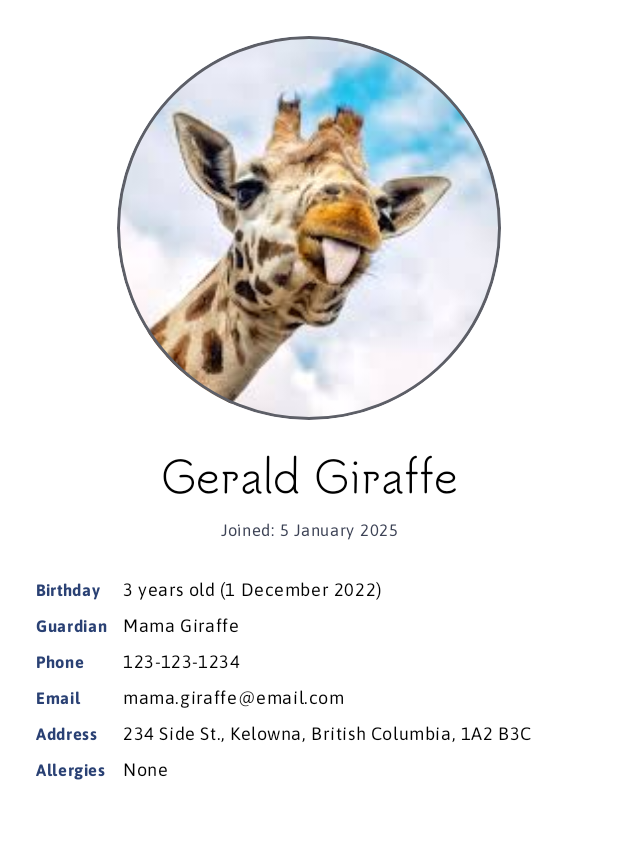
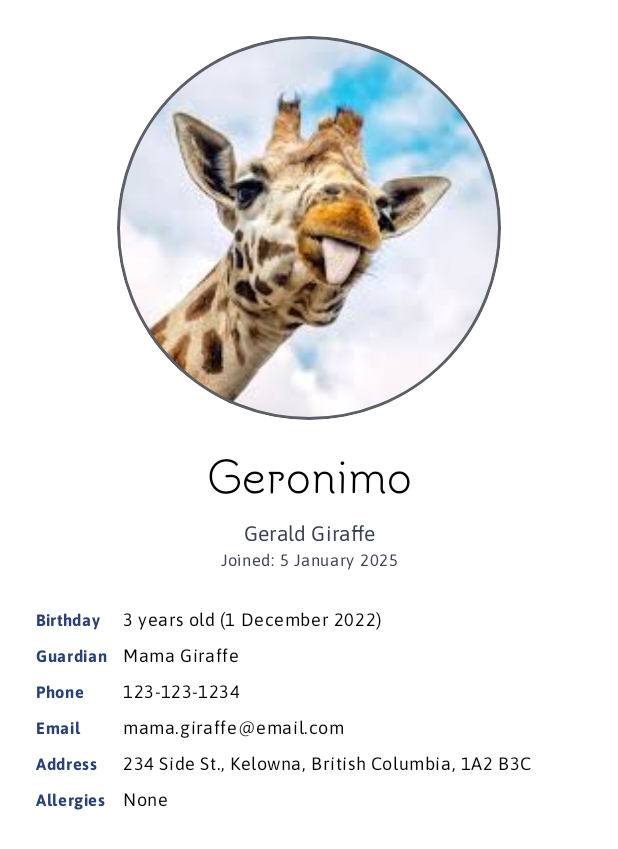
Before and after one commit to caleighm/polkadot, an Android app built with Jetpack Compose: the @Preview function DefaultPreview, on a phone screen of 412 x 824 dp. Shown: the top 849 px of the screen. Run offline under Robolectric (Android 15) with nearby library versions, the phone set to English and light mode, and no system bars; our stand-ins replace Room's generated code.

Commit message:
Fix empty nickname, theme tweaks

```diff
--- a/app/src/main/java/com/polkadot/daycare/helper/data/models/FakeStudents.kt
+++ b/app/src/main/java/com/polkadot/daycare/helper/data/models/FakeStudents.kt
@@ -22,7 +22,7 @@ val PennyWarbler = Student(
 val GeraldGiraffe = Student(
     firstName = "Gerald",
     lastName = "Giraffe",
-    nickname = "GerBear",
+    nickname = "Geronimo",
     birthday = Date.valueOf("2022-12-1"),
     joined = Date.valueOf("2025-01-5"),
     guardianId = MamaGiraffe.id,
@@ -38,7 +38,7 @@ val GeraldGiraffe = Student(
 val LolaLizard = Student(
     firstName = "Lola",
     lastName = "Lizard",
-    nickname = "Lola",
+    nickname = "",
     birthday = Date.valueOf("2021-9-1"),
     joined = Date.valueOf("2023-10-5"),
     guardianId = MamaLizard.id,
--- a/app/src/main/java/com/polkadot/daycare/helper/data/models/Student.kt
+++ b/app/src/main/java/com/polkadot/daycare/helper/data/models/Student.kt
@@ -1,6 +1,7 @@
 package com.polkadot.daycare.helper.data.models
 
 import androidx.annotation.DrawableRes
+import androidx.room.ColumnInfo
 import androidx.room.Entity
 import androidx.room.ForeignKey
 import androidx.room.Index
@@ -35,7 +36,7 @@ data class Student(
 
 data class StudentOverview(
     @ColumnInfo("id") val id: Int,
-    @ColumnInfo("nickname") val nickname: String?,
+    @ColumnInfo("nickname") val nickname: String,
     @ColumnInfo("firstName") val firstName: String,
     @ColumnInfo("lastName") val lastName: String,
     @ColumnInfo("birthday") val birthday: Date,
--- a/app/src/main/java/com/polkadot/daycare/helper/ui/student/StudentCardTop.kt
+++ b/app/src/main/java/com/polkadot/daycare/helper/ui/student/StudentCardTop.kt
@@ -51,7 +51,7 @@ fun StudentCardTop(
             Column {
                 Column(Modifier.padding(12.dp)) {
                     Text(
-                        text = student.nickname ?: student.firstName,
+                        text = student.nickname.ifEmpty { student.firstName },
                         style = typography.titleMedium,
                         modifier = Modifier.padding(bottom = 8.dp),
                         color = MaterialTheme.colorScheme.tertiary
--- a/app/src/main/java/com/polkadot/daycare/helper/ui/student/StudentDetailScreen.kt
+++ b/app/src/main/java/com/polkadot/daycare/helper/ui/student/StudentDetailScreen.kt
@@ -71,17 +71,24 @@ internal fun StudentDetailScreen(
 
         Column(Modifier.fillMaxWidth()) {
             Text(
-                text = "${student.firstName} ${student.lastName}",
+                text = student.nickname,
                 style = typography.headlineMedium,
                 textAlign = TextAlign.Center,
                 modifier = Modifier.padding(top = 16.dp).fillMaxWidth()
+            )
+            Text(
+                text = "${student.firstName} ${student.lastName}",
+                style = typography.labelLarge,
+                textAlign = TextAlign.Center,
+                color = MaterialTheme.colorScheme.secondary,
+                modifier = Modifier.padding(top = 8.dp).fillMaxWidth()
             )
             Text(
                 text = "Joined: ${student.joined.toPrettyString()}",
                 style = typography.labelSmall,
                 color = MaterialTheme.colorScheme.secondary,
                 textAlign = TextAlign.Center,
-                modifier = Modifier.fillMaxWidth().padding(top = 8.dp, bottom = 16.dp)
+                modifier = Modifier.fillMaxWidth().padding(bottom = 16.dp)
             )
 
             StudentDetailSection(
```
